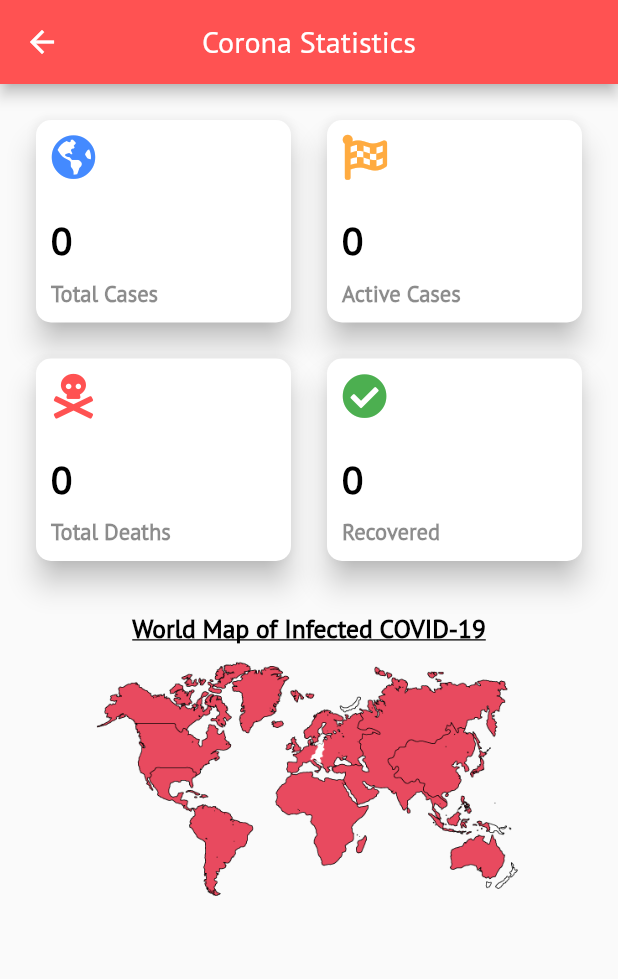
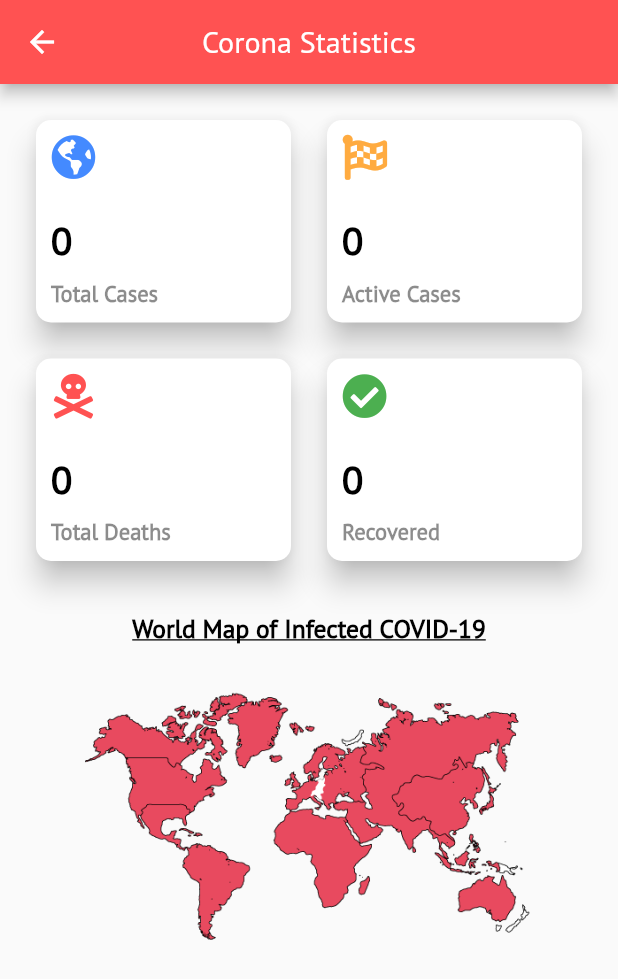
Before and after one commit to thealiflab/CoronaAlert, a Flutter app: the StatisticsPage screen opened by its route, on a phone screen of 412 x 824 dp. Shown: the top 979 px of the screen. Run offline on Flutter 3.47's test engine with Material 2 defaults, Android fonts, the phone set to English and light mode, and no system bars; our stand-ins replace font_awesome_flutter, rflutter_alert; missing offline and left inert: fancy_on_boarding; network calls fail; statements that could not run were skipped.

Commit message:
Seventh Commit: minor changes

```diff
--- a/lib/screens/menu/pages/statistics/statistics_page.dart
+++ b/lib/screens/menu/pages/statistics/statistics_page.dart
@@ -169,6 +169,9 @@ class _StatisticsPageState extends State<StatisticsPage> {
                             fontWeight: FontWeight.w900,
                           ),
                         ),
+                        SizedBox(
+                          height: 20,
+                        ),
                         Center(
                           child: InkWell(
                             onTap: () {
@@ -177,7 +180,7 @@ class _StatisticsPageState extends State<StatisticsPage> {
                             child: Container(
                               child: Image.asset(
                                 'assets/images/statecoronamap.png',
-                                height: 180.0,
+                                height: 190.0,
                                 fit: BoxFit.contain,
                               ),
                             ),
```
